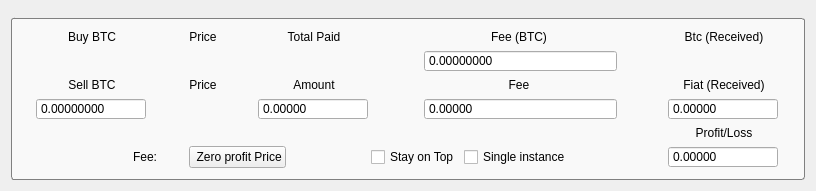
The window that src/components/feecalculator.ui (Syneltec/Fork-QtBitcoinTrader) describes before a commit, drawn with Qt 5.
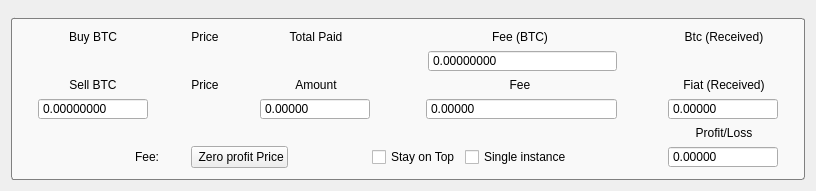
The same window after the commit. Icons and pictures are not drawn.

Commit message: Replaced QGridLayout by QHBoxLayout (to be all the same)

```diff
--- a/src/components/feecalculator.ui
+++ b/src/components/feecalculator.ui
@@ -7,7 +7,7 @@
     <x>0</x>
     <y>0</y>
     <width>816</width>
-    <height>183</height>
+    <height>189</height>
    </rect>
   </property>
   <property name="windowTitle">
@@ -119,7 +119,6 @@
           <property name="font">
            <font>
             <pointsize>11</pointsize>
-            <weight>50</weight>
             <bold>false</bold>
            </font>
           </property>
@@ -156,7 +155,6 @@
         <property name="font">
          <font>
           <pointsize>10</pointsize>
-          <weight>75</weight>
           <bold>true</bold>
          </font>
         </property>
@@ -190,7 +188,6 @@
           <property name="font">
            <font>
             <pointsize>11</pointsize>
-            <weight>50</weight>
             <bold>false</bold>
            </font>
           </property>
@@ -227,7 +224,6 @@
         <property name="font">
          <font>
           <pointsize>10</pointsize>
-          <weight>75</weight>
           <bold>true</bold>
          </font>
         </property>
@@ -261,7 +257,6 @@
           <property name="font">
            <font>
             <pointsize>11</pointsize>
-            <weight>50</weight>
             <bold>false</bold>
            </font>
           </property>
@@ -298,7 +293,6 @@
         <property name="font">
          <font>
           <pointsize>10</pointsize>
-          <weight>75</weight>
           <bold>true</bold>
          </font>
         </property>
@@ -314,17 +308,11 @@
        </widget>
       </item>
       <item row="1" column="6">
-       <layout class="QGridLayout" name="gridLayout_8">
+       <layout class="QHBoxLayout" name="horizontalLayout">
         <property name="rightMargin">
          <number>10</number>
         </property>
-        <property name="horizontalSpacing">
-         <number>4</number>
-        </property>
-        <property name="verticalSpacing">
-         <number>0</number>
-        </property>
-        <item row="0" column="0">
+        <item>
          <widget class="QLabel" name="btcLabel3">
           <property name="sizePolicy">
            <sizepolicy hsizetype="Maximum" vsizetype="Preferred">
@@ -335,7 +323,6 @@
           <property name="font">
            <font>
             <pointsize>11</pointsize>
-            <weight>50</weight>
             <bold>false</bold>
            </font>
           </property>
@@ -356,7 +343,7 @@
           </property>
          </widget>
         </item>
-        <item row="0" column="1">
+        <item>
          <widget class="QDoubleSpinBox" name="buyFee">
           <property name="sizePolicy">
            <sizepolicy hsizetype="Preferred" vsizetype="Fixed">
@@ -544,17 +531,11 @@
        </widget>
       </item>
       <item row="3" column="0">
-       <layout class="QGridLayout" name="gridLayout_10">
+       <layout class="QHBoxLayout" name="horizontalLayout_3">
         <property name="rightMargin">
          <number>15</number>
         </property>
-        <property name="horizontalSpacing">
-         <number>4</number>
-        </property>
-        <property name="verticalSpacing">
-         <number>0</number>
-        </property>
-        <item row="0" column="0">
+        <item>
          <widget class="QLabel" name="btcLabel2">
           <property name="sizePolicy">
            <sizepolicy hsizetype="Maximum" vsizetype="Preferred">
@@ -586,7 +567,7 @@
           </property>
          </widget>
         </item>
-        <item row="0" column="1">
+        <item>
          <widget class="QDoubleSpinBox" name="sellBtc">
           <property name="sizePolicy">
            <sizepolicy hsizetype="Preferred" vsizetype="Fixed">
@@ -648,7 +629,6 @@
         <property name="font">
          <font>
           <pointsize>10</pointsize>
-          <weight>75</weight>
           <bold>true</bold>
          </font>
         </property>
@@ -682,7 +662,6 @@
           <property name="font">
            <font>
             <pointsize>11</pointsize>
-            <weight>50</weight>
             <bold>false</bold>
            </font>
           </property>
@@ -719,7 +698,6 @@
         <property name="font">
          <font>
           <pointsize>10</pointsize>
-          <weight>75</weight>
           <bold>true</bold>
          </font>
         </property>
@@ -753,7 +731,6 @@
           <property name="font">
            <font>
             <pointsize>11</pointsize>
-            <weight>50</weight>
             <bold>false</bold>
            </font>
           </property>
@@ -839,7 +816,6 @@
         <property name="font">
          <font>
           <pointsize>10</pointsize>
-          <weight>75</weight>
           <bold>true</bold>
          </font>
         </property>
@@ -873,7 +849,6 @@
           <property name="font">
            <font>
             <pointsize>11</pointsize>
-            <weight>50</weight>
             <bold>false</bold>
            </font>
           </property>
```
Left out of the diff: 206 changed lines with no effect on the pictures.
